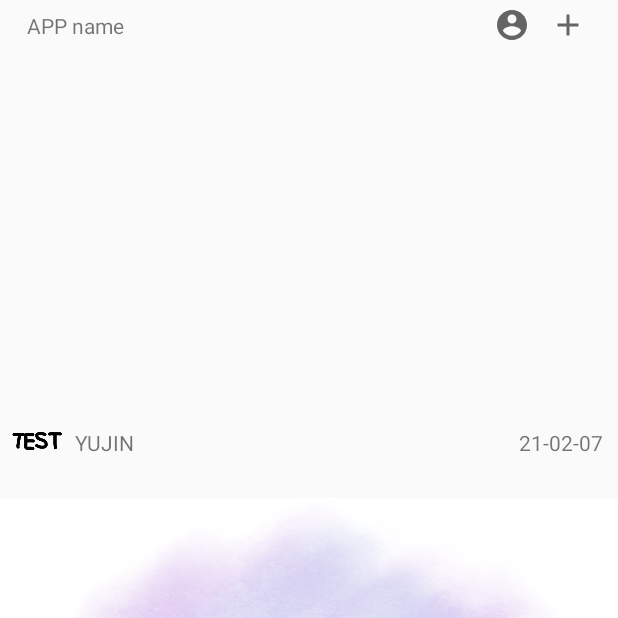
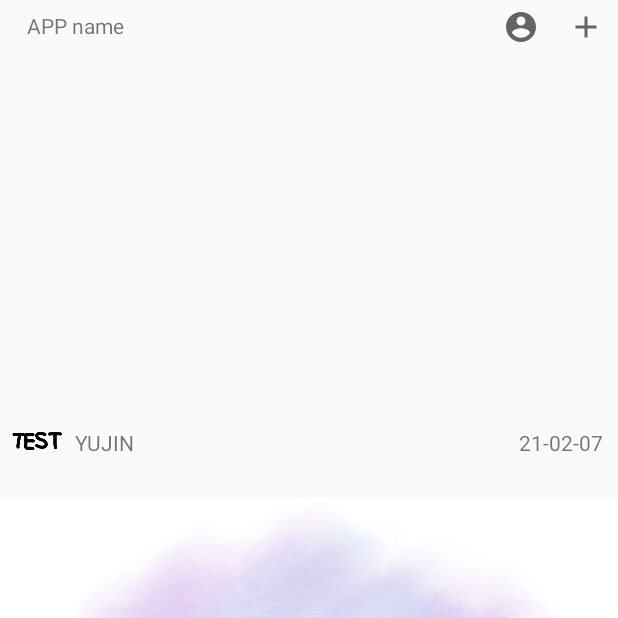
Before and after one commit to Kal-MH/songgulsongul, an Android app: the HomeActivity screen opened directly, with no data from a screen before it, scrolled down 522 dp, on a phone screen of 412 x 824 dp, the top half of it. Run offline under Robolectric (Android 15) with nearby library versions, the phone set to English and light mode, and no system bars.

Commit message:
android_home_completed

```diff
--- a/Android/paper/app/src/main/java/smu/capstone/paper/HomeActivity.java
+++ b/Android/paper/app/src/main/java/smu/capstone/paper/HomeActivity.java
@@ -12,19 +12,12 @@ import androidx.fragment.app.FragmentTransaction;
 import com.google.android.material.bottomnavigation.BottomNavigationView;
 
 public class HomeActivity extends AppCompatActivity {
-    private BottomNavigationView mBottomNV;
-
     private BottomNavigationView bottomNavigationView;
     private FragmentManager fm;
     private FragmentTransaction ft;
     private FragHomeFeed fragHomeFeed;
     private FragHomeComu fragHomeComu;
     private FragHomeMarket fragHomeMarket;
-
-    public HomeActivity() {
-
-    }
-
 
     @Override
     protected void onCreate(Bundle savedInstanceState) {
@@ -36,10 +29,10 @@ public class HomeActivity extends AppCompatActivity {
             @Override
             public boolean onNavigationItemSelected(@NonNull MenuItem item) {
                 switch(item.getItemId()){
-                    case R.id.home_market:
+                    case R.id.home_feed:
                         setFrag(0);
                         break;
-                    case R.id.home_feed:
+                    case R.id.home_market:
                         setFrag(1);
                         break;
                     case R.id.home_board:
@@ -54,7 +47,7 @@ public class HomeActivity extends AppCompatActivity {
         fragHomeComu = new FragHomeComu();
         fragHomeMarket = new FragHomeMarket();
 
-        setFrag(1);
+        setFrag(0);
 
     }
 
@@ -63,11 +56,11 @@ public class HomeActivity extends AppCompatActivity {
         ft = fm.beginTransaction();
         switch (n) {
             case 0:
-                ft.replace(R.id.home_frame, fragHomeMarket);
+                ft.replace(R.id.home_frame, fragHomeFeed);
                 ft.commit();
                 break;
             case 1:
-                ft.replace(R.id.home_frame, fragHomeFeed);
+                ft.replace(R.id.home_frame, fragHomeMarket);
                 ft.commit();
                 break;
             case 2:
--- a/Android/paper/app/src/main/res/drawable/ic_baseline_account_circle_24.xml
+++ b/Android/paper/app/src/main/res/drawable/ic_baseline_account_circle_24.xml
@@ -5,6 +5,6 @@
     android:viewportHeight="24"
     android:tint="?attr/colorControlNormal">
   <path
-      android:fillColor="@android:color/white"
+      android:fillColor="@android:color/black"
       android:pathData="M12,2C6.48,2 2,6.48 2,12s4.48,10 10,10 10,-4.48 10,-10S17.52,2 12,2zM12,5c1.66,0 3,1.34 3,3s-1.34,3 -3,3 -3,-1.34 -3,-3 1.34,-3 3,-3zM12,19.2c-2.5,0 -4.71,-1.28 -6,-3.22 0.03,-1.99 4,-3.08 6,-3.08 1.99,0 5.97,1.09 6,3.08 -1.29,1.94 -3.5,3.22 -6,3.22z"/>
 </vector>
--- a/Android/paper/app/src/main/res/drawable/ic_baseline_add_24.xml
+++ b/Android/paper/app/src/main/res/drawable/ic_baseline_add_24.xml
@@ -5,6 +5,6 @@
     android:viewportHeight="24"
     android:tint="?attr/colorControlNormal">
   <path
-      android:fillColor="@android:color/white"
+      android:fillColor="@android:color/black"
       android:pathData="M19,13h-6v6h-2v-6H5v-2h6V5h2v6h6v2z"/>
 </vector>
--- a/Android/paper/app/src/main/res/layout/activity_home.xml
+++ b/Android/paper/app/src/main/res/layout/activity_home.xml
@@ -30,13 +30,15 @@
         <ImageButton
             android:id="@+id/home_profile"
             style="@style/Widget.AppCompat.Button.Borderless"
-            android:layout_width="wrap_content"
-            android:layout_height="wrap_content"
-            android:layout_marginStart="240dp"
+            android:layout_width="35dp"
+            android:layout_height="35dp"
+            android:layout_marginLeft="200dp"
+            android:layout_marginEnd="8dp"
+            android:adjustViewBounds="true"
             android:contentDescription="@string/StringValue"
-            android:adjustViewBounds="true"
             app:layout_constraintBottom_toBottomOf="parent"
-            app:layout_constraintStart_toEndOf="@+id/home_title"
+            app:layout_constraintEnd_toStartOf="@+id/home_add"
+            app:layout_constraintLeft_toRightOf="@+id/home_title"
             app:layout_constraintTop_toTopOf="parent"
             app:layout_constraintVertical_bias="0.0"
             app:srcCompat="@drawable/ic_baseline_account_circle_24"
@@ -45,14 +47,14 @@
         <ImageButton
             android:id="@+id/home_add"
             style="@style/Widget.AppCompat.Button.Borderless"
-            android:layout_width="wrap_content"
-            android:layout_height="wrap_content"
+            android:layout_width="35dp"
+            android:layout_height="35dp"
+            android:layout_marginEnd="4dp"
             android:adjustViewBounds="true"
             android:contentDescription="@string/StringValue"
             app:layout_constraintBottom_toBottomOf="parent"
             app:layout_constraintEnd_toEndOf="parent"
-            app:layout_constraintHorizontal_bias="0.0"
-            app:layout_constraintStart_toEndOf="@+id/home_profile"
+            app:layout_constraintLeft_toRightOf="@+id/home_profile"
             app:layout_constraintTop_toTopOf="parent"
             app:layout_constraintVertical_bias="0.0"
             app:srcCompat="@drawable/ic_baseline_add_24"
--- a/Android/paper/app/src/main/res/layout/feed_item.xml
+++ b/Android/paper/app/src/main/res/layout/feed_item.xml
@@ -99,7 +99,6 @@
             android:text="댓글 0" />
     </LinearLayout>
 
-
     <LinearLayout
         android:layout_width="match_parent"
         android:layout_height="20dp"
--- a/Android/paper/app/src/main/res/layout/frag_home_market.xml
+++ b/Android/paper/app/src/main/res/layout/frag_home_market.xml
@@ -8,7 +8,9 @@
     <SearchView
         android:id="@+id/market_search"
         android:layout_width="match_parent"
-        android:layout_height="wrap_content">
+        android:layout_height="wrap_content"
+        android:queryHint="검색"
+        tools:layout_editor_absoluteY="68dp">
 
     </SearchView>
 
```
Also changed, not shown: Android/paper/app/src/main/java/smu/capstone/paper/FragHomeMarket.java (+31 -10 lines), Android/paper/app/src/main/java/smu/capstone/paper/HomeMarketAdapter.java (+14 -13 lines), Android/paper/app/src/main/res/layout/market_item.xml (+9 -16 lines).
